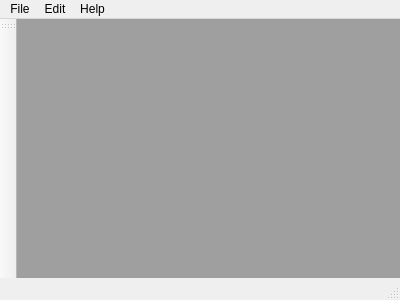
Above: mainwindow.ui from zjucsxxd/Qt-Image-Viewer-1 before the change. Below: the same form after it.
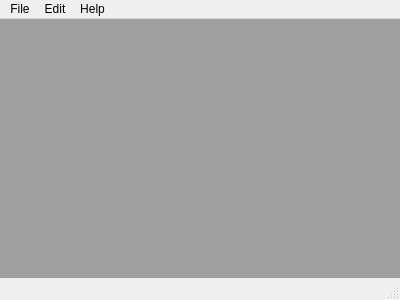
That is the form after the change.

Commit message: Improve image display and prettify the gui.

What changed in the file:
```diff
--- a/mainwindow.ui
+++ b/mainwindow.ui
@@ -65,14 +65,6 @@
    <addaction name="menuEdit"/>
    <addaction name="menuHelp"/>
   </widget>
-  <widget class="QToolBar" name="mainToolBar">
-   <attribute name="toolBarArea">
-    <enum>LeftToolBarArea</enum>
-   </attribute>
-   <attribute name="toolBarBreak">
-    <bool>false</bool>
-   </attribute>
-  </widget>
   <widget class="QStatusBar" name="statusBar"/>
   <action name="actionOpen">
    <property name="text">
```
Left out of the diff: 47 changed lines with no effect on the pictures. The commit also changes 6 other files.
